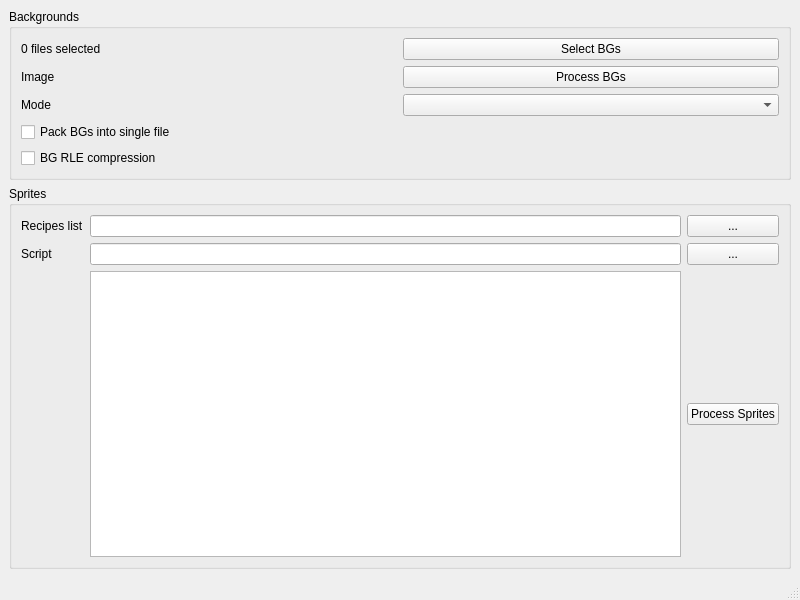
Before: the Qt Designer form tiler/mainwindow.ui in hitomi2500/libsvin, drawn with Qt 5.
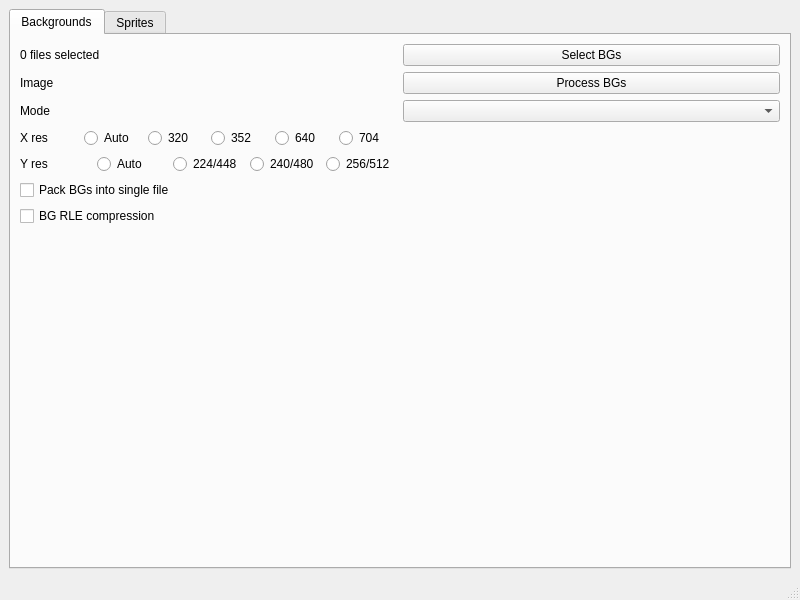
After: the same form once the commit is applied.

Commit message: TIler interface update. Background drawing for different modes - tiler support (unfinished)

Diff of the .ui file:
```diff
--- a/tiler/mainwindow.ui
+++ b/tiler/mainwindow.ui
@@ -16,34 +16,68 @@
   <widget class="QWidget" name="centralwidget">
    <layout class="QVBoxLayout" name="verticalLayout">
     <item>
-     <widget class="QGroupBox" name="groupBox">
-      <property name="title">
+     <widget class="QTabWidget" name="tabWidget">
+      <property name="currentIndex">
+       <number>0</number>
+      </property>
+      <widget class="QWidget" name="tab">
+       <attribute name="title">
        <string>Backgrounds</string>
-      </property>
-      <layout class="QGridLayout" name="gridLayout">
-       <item row="0" column="1">
-        <widget class="QPushButton" name="pushButton_Select_BGs">
+       </attribute>
+       <layout class="QGridLayout" name="gridLayout_3">
+        <item row="4" column="0">
+         <layout class="QHBoxLayout" name="horizontalLayout_2">
+          <property name="topMargin">
+           <number>0</number>
+          </property>
+          <item>
+           <widget class="QLabel" name="label_7">
          <property name="text">
-          <string>Select BGs</string>
+             <string>Y res</string>
          </property>
         </widget>
        </item>
-       <item row="2" column="1">
-        <widget class="QComboBox" name="comboBox_mode"/>
-       </item>
-       <item row="0" column="0">
-        <widget class="QLabel" name="label_2">
+          <item>
+           <widget class="QRadioButton" name="radioButton_y_auto">
+            <property name="text">
+             <string>Auto</string>
+            </property>
+            <attribute name="buttonGroup">
+             <string notr="true">buttonGroup_2</string>
+            </attribute>
+           </widget>
+          </item>
+          <item>
+           <widget class="QRadioButton" name="radioButton_y_224">
          <property name="text">
-          <string>0 files selected</string>
-         </property>
-        </widget>
-       </item>
-       <item row="3" column="0">
-        <widget class="QCheckBox" name="checkBox_PackBG">
+             <string>224/448</string>
+            </property>
+            <attribute name="buttonGroup">
+             <string notr="true">buttonGroup_2</string>
+            </attribute>
+           </widget>
+          </item>
+          <item>
+           <widget class="QRadioButton" name="radioButton_y_240">
          <property name="text">
-          <string>Pack BGs into single file</string>
-         </property>
-        </widget>
+             <string>240/480</string>
+            </property>
+            <attribute name="buttonGroup">
+             <string notr="true">buttonGroup_2</string>
+            </attribute>
+           </widget>
+          </item>
+          <item>
+           <widget class="QRadioButton" name="radioButton_y_256">
+            <property name="text">
+             <string>256/512</string>
+            </property>
+            <attribute name="buttonGroup">
+             <string notr="true">buttonGroup_2</string>
+            </attribute>
+           </widget>
+          </item>
+         </layout>
        </item>
        <item row="2" column="0">
         <widget class="QLabel" name="label_3">
@@ -52,6 +86,23 @@
          </property>
         </widget>
        </item>
+        <item row="2" column="1">
+         <widget class="QComboBox" name="comboBox_mode"/>
+        </item>
+        <item row="5" column="0">
+         <widget class="QCheckBox" name="checkBox_PackBG">
+          <property name="text">
+           <string>Pack BGs into single file</string>
+          </property>
+         </widget>
+        </item>
+        <item row="0" column="0">
+         <widget class="QLabel" name="label_2">
+          <property name="text">
+           <string>0 files selected</string>
+          </property>
+         </widget>
+        </item>
        <item row="1" column="1">
         <widget class="QPushButton" name="pushButton_process_BGs">
          <property name="text">
@@ -59,74 +110,160 @@
          </property>
         </widget>
        </item>
-       <item row="1" column="0">
-        <widget class="QLabel" name="label">
+        <item row="3" column="0">
+         <layout class="QHBoxLayout" name="horizontalLayout">
+          <property name="leftMargin">
+           <number>0</number>
+          </property>
+          <property name="topMargin">
+           <number>0</number>
+          </property>
+          <item>
+           <widget class="QLabel" name="label_6">
          <property name="text">
-          <string>Image</string>
+             <string>X res</string>
          </property>
         </widget>
        </item>
-       <item row="4" column="0">
+          <item>
+           <widget class="QRadioButton" name="radioButton_x_auto">
+            <property name="text">
+             <string>Auto</string>
+            </property>
+            <attribute name="buttonGroup">
+             <string notr="true">buttonGroup</string>
+            </attribute>
+           </widget>
+          </item>
+          <item>
+           <widget class="QRadioButton" name="radioButton_x_320">
+            <property name="text">
+             <string>320</string>
+            </property>
+            <attribute name="buttonGroup">
+             <string notr="true">buttonGroup</string>
+            </attribute>
+           </widget>
+          </item>
+          <item>
+           <widget class="QRadioButton" name="radioButton_x_352">
+            <property name="text">
+             <string>352</string>
+            </property>
+            <attribute name="buttonGroup">
+             <string notr="true">buttonGroup</string>
+            </attribute>
+           </widget>
+          </item>
+          <item>
+           <widget class="QRadioButton" name="radioButton_x_640">
+            <property name="text">
+             <string>640</string>
+            </property>
+            <attribute name="buttonGroup">
+             <string notr="true">buttonGroup</string>
+            </attribute>
+           </widget>
+          </item>
+          <item>
+           <widget class="QRadioButton" name="radioButton_x_704">
+            <property name="text">
+             <string>704</string>
+            </property>
+            <attribute name="buttonGroup">
+             <string notr="true">buttonGroup</string>
+            </attribute>
+           </widget>
+          </item>
+         </layout>
+        </item>
+        <item row="0" column="1">
+         <widget class="QPushButton" name="pushButton_Select_BGs">
+          <property name="text">
+           <string>Select BGs</string>
+          </property>
+         </widget>
+        </item>
+        <item row="6" column="0">
         <widget class="QCheckBox" name="checkBox_bg_rle">
          <property name="text">
           <string>BG RLE compression</string>
          </property>
         </widget>
        </item>
-      </layout>
-     </widget>
-    </item>
-    <item>
-     <widget class="QGroupBox" name="groupBox_2">
-      <property name="title">
+        <item row="1" column="0">
+         <widget class="QLabel" name="label">
+          <property name="text">
+           <string>Image</string>
+          </property>
+         </widget>
+        </item>
+        <item row="7" column="0">
+         <spacer name="verticalSpacer">
+          <property name="orientation">
+           <enum>Qt::Vertical</enum>
+          </property>
+          <property name="sizeHint" stdset="0">
+           <size>
+            <width>20</width>
+            <height>40</height>
+           </size>
+          </property>
+         </spacer>
+        </item>
+       </layout>
+      </widget>
+      <widget class="QWidget" name="tab_2">
+       <attribute name="title">
        <string>Sprites</string>
-      </property>
-      <layout class="QGridLayout" name="gridLayout_2">
-       <item row="0" column="2">
+       </attribute>
+       <layout class="QGridLayout" name="gridLayout">
+        <item row="1" column="2">
         <widget class="QPushButton" name="pushButton_Set_reciles_List">
          <property name="text">
           <string>...</string>
          </property>
         </widget>
        </item>
-       <item row="1" column="1">
-        <widget class="QLineEdit" name="lineEdit_script"/>
-       </item>
-       <item row="0" column="1">
-        <widget class="QLineEdit" name="lineEdit_Recipes_List"/>
-       </item>
-       <item row="1" column="0">
+        <item row="3" column="0">
         <widget class="QLabel" name="label_5">
          <property name="text">
           <string>Script</string>
          </property>
         </widget>
        </item>
-       <item row="0" column="0">
+        <item row="3" column="2">
+         <widget class="QPushButton" name="pushButton_Set_Script">
+          <property name="text">
+           <string>...</string>
+          </property>
+         </widget>
+        </item>
+        <item row="3" column="1">
+         <widget class="QLineEdit" name="lineEdit_script"/>
+        </item>
+        <item row="1" column="0">
         <widget class="QLabel" name="label_4">
          <property name="text">
           <string>Recipes list</string>
          </property>
         </widget>
        </item>
-       <item row="1" column="2">
-        <widget class="QPushButton" name="pushButton_Set_Script">
-         <property name="text">
-          <string>...</string>
-         </property>
-        </widget>
-       </item>
-       <item row="2" column="2">
+        <item row="1" column="1">
+         <widget class="QLineEdit" name="lineEdit_Recipes_List"/>
+        </item>
+        <item row="4" column="1">
+         <widget class="QTextEdit" name="textEdit"/>
+        </item>
+        <item row="4" column="2">
         <widget class="QPushButton" name="pushButton_Process_Sprites">
          <property name="text">
           <string>Process Sprites</string>
          </property>
         </widget>
        </item>
-       <item row="2" column="1">
-        <widget class="QTextEdit" name="textEdit"/>
-       </item>
-      </layout>
+       </layout>
+      </widget>
      </widget>
     </item>
    </layout>
```
Left out of the diff: 4 changed lines with no effect on the pictures. Lines whose indentation alone changed are shown as unchanged. The commit also changes 3 other files.
